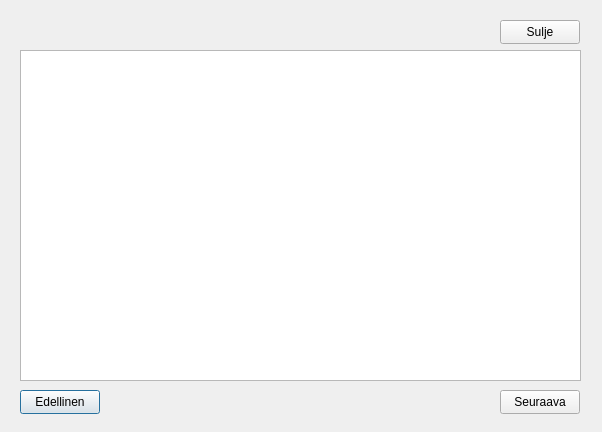
The window that bank_automat/transactions.ui (25kmo-project/group_7) describes before a commit, drawn with Qt 5.
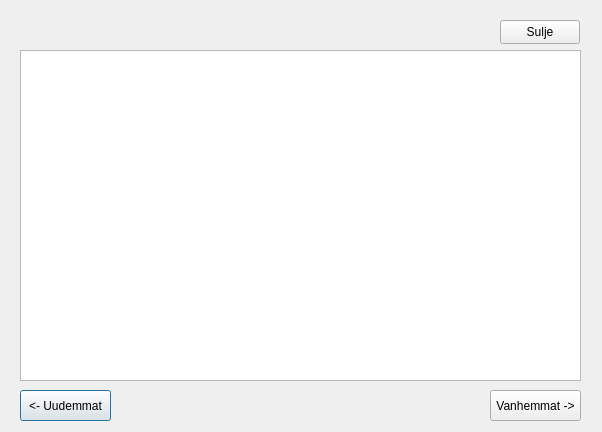
The same window after the commit.

Commit message: Lisätty transaction luokkaan kommenointi doxygen dokumentaatiota varten ja muutettu nappien nimiä hieman loogisemmaksi.

Diff of the .ui file:
```diff
--- a/bank_automat/transactions.ui
+++ b/bank_automat/transactions.ui
@@ -10,6 +10,11 @@
     <height>432</height>
    </rect>
   </property>
+  <property name="font">
+   <font>
+    <pointsize>9</pointsize>
+   </font>
+  </property>
   <property name="windowTitle">
    <string>Tilitapahtumat</string>
   </property>
@@ -18,25 +23,25 @@
     <rect>
      <x>20</x>
      <y>390</y>
-     <width>80</width>
-     <height>24</height>
+     <width>91</width>
+     <height>31</height>
     </rect>
    </property>
    <property name="text">
-    <string>Edellinen</string>
+    <string>&lt;- Uudemmat</string>
    </property>
   </widget>
   <widget class="QPushButton" name="btnNext">
    <property name="geometry">
     <rect>
-     <x>500</x>
+     <x>490</x>
      <y>390</y>
-     <width>80</width>
-     <height>24</height>
+     <width>91</width>
+     <height>31</height>
     </rect>
    </property>
    <property name="text">
-    <string>Seuraava</string>
+    <string>Vanhemmat -&gt;</string>
    </property>
   </widget>
   <widget class="QPushButton" name="btnClose">
```
Left out of the diff: 4 changed lines with no effect on the pictures. The commit also changes 2 other files.
